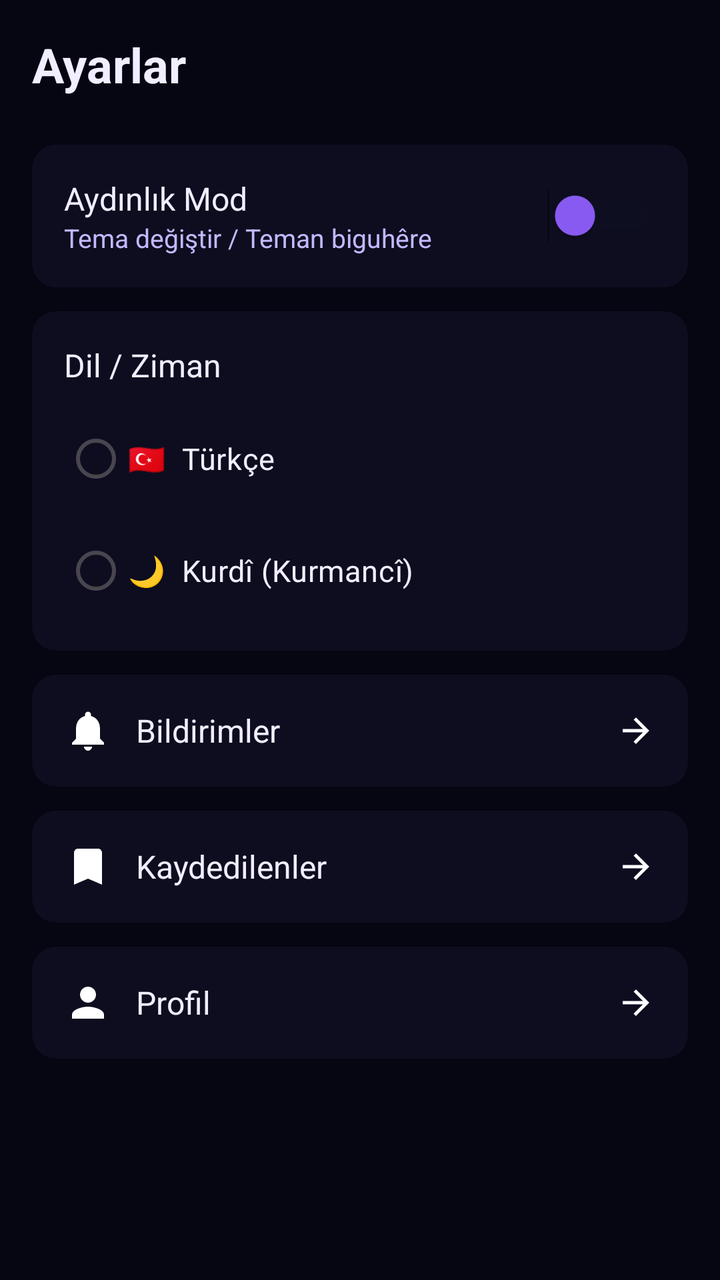
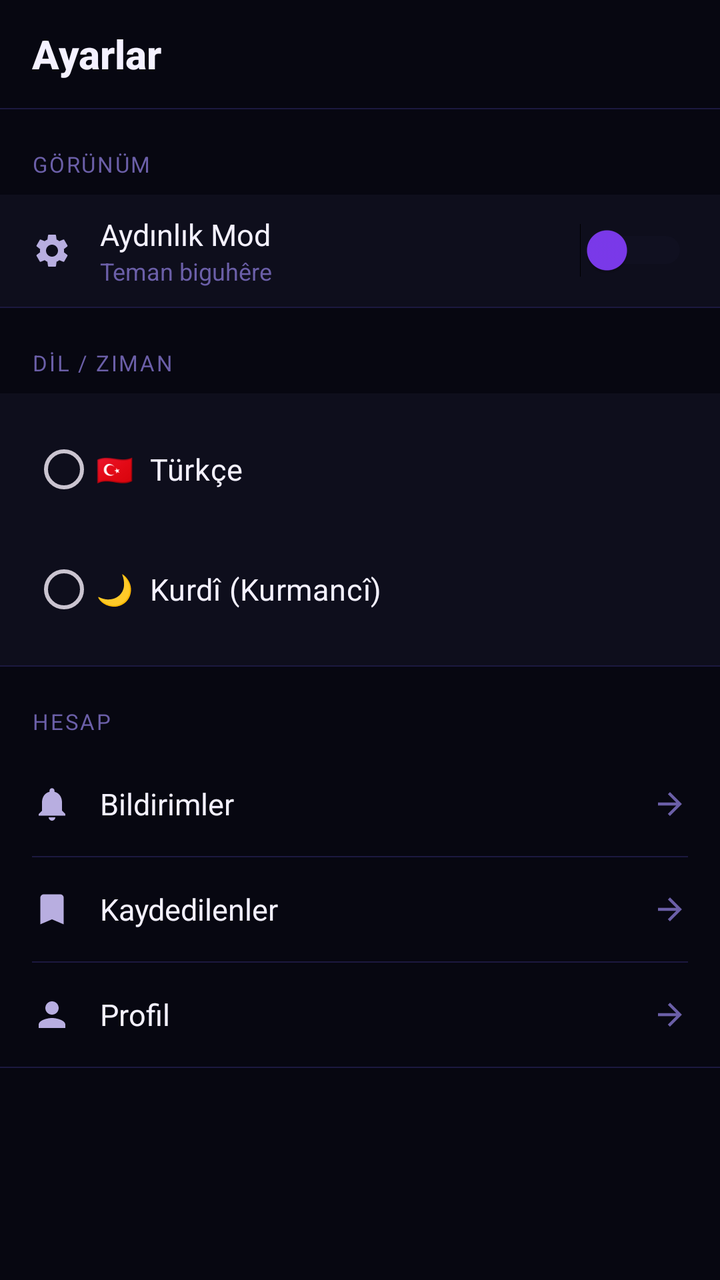

Screens rendered from an Android XML layout before and after an edit, with the pre-edit source and the edit as a unified diff.
<!-- AndroidManifest.xml: application theme Theme.Heftreng -->
<!-- res/layout/fragment_settings.xml -->
<?xml version="1.0" encoding="utf-8"?>
<ScrollView xmlns:android="http://schemas.android.com/apk/res/android"
    xmlns:app="http://schemas.android.com/apk/res-auto"
    android:layout_width="match_parent" android:layout_height="match_parent"
    android:background="@color/background">

    <LinearLayout android:layout_width="match_parent" android:layout_height="wrap_content"
        android:orientation="vertical" android:padding="16dp">

        <TextView android:layout_width="wrap_content" android:layout_height="wrap_content"
            android:text="Ayarlar" android:textColor="@color/text_primary"
            android:textSize="24sp" android:textStyle="bold" android:layout_marginBottom="24dp"/>

        
        <androidx.cardview.widget.CardView android:layout_width="match_parent"
            android:layout_height="wrap_content" android:layout_marginBottom="12dp"
            app:cardBackgroundColor="@color/surface" app:cardCornerRadius="12dp"
            app:cardElevation="0dp">
            <LinearLayout android:layout_width="match_parent" android:layout_height="wrap_content"
                android:orientation="horizontal" android:padding="16dp" android:gravity="center_vertical">
                <LinearLayout android:layout_width="0dp" android:layout_height="wrap_content"
                    android:layout_weight="1" android:orientation="vertical">
                    <TextView android:layout_width="wrap_content" android:layout_height="wrap_content"
                        android:text="Aydınlık Mod" android:textColor="@color/text_primary"
                        android:textSize="16sp"/>
                    <TextView android:layout_width="wrap_content" android:layout_height="wrap_content"
                        android:text="Tema değiştir / Teman biguhêre"
                        android:textColor="@color/text_secondary" android:textSize="13sp"/>
                </LinearLayout>
                <Switch android:id="@+id/switchTheme" android:layout_width="wrap_content"
                    android:layout_height="wrap_content"
                    android:thumbTint="@color/brand_primary" android:trackTint="@color/surface2"/>
            </LinearLayout>
        </androidx.cardview.widget.CardView>

        
        <androidx.cardview.widget.CardView android:layout_width="match_parent"
            android:layout_height="wrap_content" android:layout_marginBottom="12dp"
            app:cardBackgroundColor="@color/surface" app:cardCornerRadius="12dp"
            app:cardElevation="0dp">
            <LinearLayout android:layout_width="match_parent" android:layout_height="wrap_content"
                android:orientation="vertical" android:padding="16dp">
                <TextView android:layout_width="wrap_content" android:layout_height="wrap_content"
                    android:text="Dil / Ziman" android:textColor="@color/text_primary"
                    android:textSize="16sp" android:layout_marginBottom="12dp"/>
                <RadioGroup android:id="@+id/rgLanguage" android:layout_width="match_parent"
                    android:layout_height="wrap_content" android:orientation="vertical">
                    <RadioButton android:id="@+id/rbTurkish" android:layout_width="wrap_content"
                        android:layout_height="wrap_content" android:text="🇹🇷  Türkçe"
                        android:textColor="@color/text_primary" android:textSize="15sp"
                        android:buttonTint="@color/brand_primary" android:layout_marginBottom="8dp"/>
                    <RadioButton android:id="@+id/rbKurdish" android:layout_width="wrap_content"
                        android:layout_height="wrap_content" android:text="🌙  Kurdî (Kurmancî)"
                        android:textColor="@color/text_primary" android:textSize="15sp"
                        android:buttonTint="@color/brand_primary"/>
                </RadioGroup>
            </LinearLayout>
        </androidx.cardview.widget.CardView>

        
        <androidx.cardview.widget.CardView android:id="@+id/rowNotifications"
            android:layout_width="match_parent" android:layout_height="wrap_content"
            android:layout_marginBottom="12dp" app:cardBackgroundColor="@color/surface"
            app:cardCornerRadius="12dp" app:cardElevation="0dp">
            <LinearLayout android:layout_width="match_parent" android:layout_height="wrap_content"
                android:orientation="horizontal" android:padding="16dp" android:gravity="center_vertical">
                <ImageView android:layout_width="24dp" android:layout_height="24dp"
                    android:src="@drawable/ic_bell" android:layout_marginEnd="12dp"/>
                <TextView android:layout_width="0dp" android:layout_height="wrap_content"
                    android:layout_weight="1" android:text="Bildirimler"
                    android:textColor="@color/text_primary" android:textSize="16sp"/>
                <ImageView android:layout_width="20dp" android:layout_height="20dp"
                    android:src="@drawable/ic_arrow_back" android:rotation="180"/>
            </LinearLayout>
        </androidx.cardview.widget.CardView>

        
        <androidx.cardview.widget.CardView android:id="@+id/rowSaved"
            android:layout_width="match_parent" android:layout_height="wrap_content"
            android:layout_marginBottom="12dp" app:cardBackgroundColor="@color/surface"
            app:cardCornerRadius="12dp" app:cardElevation="0dp">
            <LinearLayout android:layout_width="match_parent" android:layout_height="wrap_content"
                android:orientation="horizontal" android:padding="16dp" android:gravity="center_vertical">
                <ImageView android:layout_width="24dp" android:layout_height="24dp"
                    android:src="@drawable/ic_bookmark" android:layout_marginEnd="12dp"/>
                <TextView android:layout_width="0dp" android:layout_height="wrap_content"
                    android:layout_weight="1" android:text="Kaydedilenler"
                    android:textColor="@color/text_primary" android:textSize="16sp"/>
                <ImageView android:layout_width="20dp" android:layout_height="20dp"
                    android:src="@drawable/ic_arrow_back" android:rotation="180"/>
            </LinearLayout>
        </androidx.cardview.widget.CardView>

        
        <androidx.cardview.widget.CardView android:id="@+id/rowProfile"
            android:layout_width="match_parent" android:layout_height="wrap_content"
            android:layout_marginBottom="12dp" app:cardBackgroundColor="@color/surface"
            app:cardCornerRadius="12dp" app:cardElevation="0dp">
            <LinearLayout android:layout_width="match_parent" android:layout_height="wrap_content"
                android:orientation="horizontal" android:padding="16dp" android:gravity="center_vertical">
                <ImageView android:layout_width="24dp" android:layout_height="24dp"
                    android:src="@drawable/ic_person" android:layout_marginEnd="12dp"/>
                <TextView android:layout_width="0dp" android:layout_height="wrap_content"
                    android:layout_weight="1" android:text="Profil"
                    android:textColor="@color/text_primary" android:textSize="16sp"/>
                <ImageView android:layout_width="20dp" android:layout_height="20dp"
                    android:src="@drawable/ic_arrow_back" android:rotation="180"/>
            </LinearLayout>
        </androidx.cardview.widget.CardView>

    </LinearLayout>
</ScrollView>
<!-- resources referenced by this layout -->
<resources>
  <color name="background">#060612</color>
  <color name="brand_primary">#8B5CF6</color>
  <color name="surface">#0D0D1F</color>
  <color name="surface2">#12122A</color>
  <color name="text_primary">#F0EEFF</color>
  <color name="text_secondary">#C4B8FF</color>
  <!-- drawable ic_arrow_back (drawable) -->
  <vector xmlns:android="http://schemas.android.com/apk/res/android" android:width="24dp" android:height="24dp" android:viewportWidth="24" android:viewportHeight="24">
  <path android:fillColor="#FFFFFF" android:pathData="M20,11H7.83l5.59,-5.59L12,4l-8,8 8,8 1.41,-1.41L7.83,13H20v-2z"/>
  </vector>
  <!-- drawable ic_bookmark (drawable) -->
  <vector xmlns:android="http://schemas.android.com/apk/res/android" android:width="24dp" android:height="24dp" android:viewportWidth="24" android:viewportHeight="24">
    <path android:fillColor="@android:color/white" android:pathData="M17,3L7,3c-1.1,0 -1.99,0.9 -1.99,2L5,21l7,-3 7,3L19,5c0,-1.1 -0.9,-2 -2,-2z"/>
  </vector>
  <style name="Theme.Heftreng" parent="Theme.Material3.DayNight.NoActionBar">
          <item name="colorPrimary">@color/brand_primary</item>
          <item name="colorPrimaryVariant">@color/brand_primary_dark</item>
          <item name="colorOnPrimary">@color/white</item>
          <item name="android:windowBackground">@color/background</item>
          <item name="android:statusBarColor">@color/background</item>
          <item name="android:navigationBarColor">@color/background</item>
      </style>
  <color name="brand_primary_dark">#6D28D9</color>
  <color name="white">#FFFFFF</color>
  <!-- unchanged entries left out for length: 2 -->
</resources>

<!-- the commit's change to res/layout/fragment_settings.xml (unified diff, before → after) -->
@@ -1,112 +1,288 @@
 <?xml version="1.0" encoding="utf-8"?>
-<ScrollView xmlns:android="http://schemas.android.com/apk/res/android"
+<ScrollView
+    xmlns:android="http://schemas.android.com/apk/res/android"
     xmlns:app="http://schemas.android.com/apk/res-auto"
-    android:layout_width="match_parent" android:layout_height="match_parent"
+    android:layout_width="match_parent"
+    android:layout_height="match_parent"
     android:background="@color/background">
 
-    <LinearLayout android:layout_width="match_parent" android:layout_height="wrap_content"
-        android:orientation="vertical" android:padding="16dp">
-
-        <TextView android:layout_width="wrap_content" android:layout_height="wrap_content"
-            android:text="Ayarlar" android:textColor="@color/text_primary"
-            android:textSize="24sp" android:textStyle="bold" android:layout_marginBottom="24dp"/>
-
-        
-        <androidx.cardview.widget.CardView android:layout_width="match_parent"
-            android:layout_height="wrap_content" android:layout_marginBottom="12dp"
-            app:cardBackgroundColor="@color/surface" app:cardCornerRadius="12dp"
-            app:cardElevation="0dp">
-            <LinearLayout android:layout_width="match_parent" android:layout_height="wrap_content"
-                android:orientation="horizontal" android:padding="16dp" android:gravity="center_vertical">
-                <LinearLayout android:layout_width="0dp" android:layout_height="wrap_content"
-                    android:layout_weight="1" android:orientation="vertical">
-                    <TextView android:layout_width="wrap_content" android:layout_height="wrap_content"
-                        android:text="Aydınlık Mod" android:textColor="@color/text_primary"
-                        android:textSize="16sp"/>
-                    <TextView android:layout_width="wrap_content" android:layout_height="wrap_content"
-                        android:text="Tema değiştir / Teman biguhêre"
-                        android:textColor="@color/text_secondary" android:textSize="13sp"/>
-                </LinearLayout>
-                <Switch android:id="@+id/switchTheme" android:layout_width="wrap_content"
-                    android:layout_height="wrap_content"
-                    android:thumbTint="@color/brand_primary" android:trackTint="@color/surface2"/>
+    <LinearLayout
+        android:layout_width="match_parent"
+        android:layout_height="wrap_content"
+        android:orientation="vertical"
+        android:paddingBottom="88dp">
+
+        
+        <LinearLayout
+            android:layout_width="match_parent"
+            android:layout_height="54dp"
+            android:orientation="horizontal"
+            android:gravity="center_vertical"
+            android:paddingHorizontal="16dp">
+
+            <TextView
+                android:layout_width="match_parent"
+                android:layout_height="wrap_content"
+                android:text="Ayarlar"
+                android:textColor="@color/text_primary"
+                android:textSize="20sp"
+                android:textStyle="bold"
+                android:fontFamily="sans-serif-medium"/>
+
+        </LinearLayout>
+
+        <View
+            android:layout_width="match_parent"
+            android:layout_height="0.5dp"
+            android:background="@color/border"/>
+
+        <TextView
+            android:layout_width="match_parent"
+            android:layout_height="wrap_content"
+            android:text="GÖRÜNÜM"
+            android:textColor="@color/text_muted"
+            android:textSize="11sp"
+            android:letterSpacing="0.08"
+            android:paddingHorizontal="16dp"
+            android:paddingTop="20dp"
+            android:paddingBottom="8dp"/>
+
+        
+        <LinearLayout
+            android:layout_width="match_parent"
+            android:layout_height="56dp"
+            android:orientation="horizontal"
+            android:gravity="center_vertical"
+            android:paddingHorizontal="16dp"
+            android:background="@color/surface">
+
+            <ImageView
+                android:layout_width="20dp"
+                android:layout_height="20dp"
+                android:src="@drawable/ic_settings"
+                android:tint="@color/text_secondary"
+                android:layout_marginEnd="14dp"/>
+
+            <LinearLayout
+                android:layout_width="0dp"
+                android:layout_height="wrap_content"
+                android:layout_weight="1"
+                android:orientation="vertical">
+
+                <TextView
+                    android:layout_width="wrap_content"
+                    android:layout_height="wrap_content"
+                    android:text="Aydınlık Mod"
+                    android:textColor="@color/text_primary"
+                    android:textSize="15sp"/>
+
+                <TextView
+                    android:layout_width="wrap_content"
+                    android:layout_height="wrap_content"
+                    android:text="Teman biguhêre"
+                    android:textColor="@color/text_muted"
+                    android:textSize="12sp"/>
+
             </LinearLayout>
-        </androidx.cardview.widget.CardView>
-
-        
-        <androidx.cardview.widget.CardView android:layout_width="match_parent"
-            android:layout_height="wrap_content" android:layout_marginBottom="12dp"
-            app:cardBackgroundColor="@color/surface" app:cardCornerRadius="12dp"
-            app:cardElevation="0dp">
-            <LinearLayout android:layout_width="match_parent" android:layout_height="wrap_content"
-                android:orientation="vertical" android:padding="16dp">
-                <TextView android:layout_width="wrap_content" android:layout_height="wrap_content"
-                    android:text="Dil / Ziman" android:textColor="@color/text_primary"
-                    android:textSize="16sp" android:layout_marginBottom="12dp"/>
-                <RadioGroup android:id="@+id/rgLanguage" android:layout_width="match_parent"
-                    android:layout_height="wrap_content" android:orientation="vertical">
-                    <RadioButton android:id="@+id/rbTurkish" android:layout_width="wrap_content"
-                        android:layout_height="wrap_content" android:text="🇹🇷  Türkçe"
-                        android:textColor="@color/text_primary" android:textSize="15sp"
-                        android:buttonTint="@color/brand_primary" android:layout_marginBottom="8dp"/>
-                    <RadioButton android:id="@+id/rbKurdish" android:layout_width="wrap_content"
-                        android:layout_height="wrap_content" android:text="🌙  Kurdî (Kurmancî)"
-                        android:textColor="@color/text_primary" android:textSize="15sp"
-                        android:buttonTint="@color/brand_primary"/>
-                </RadioGroup>
-            </LinearLayout>
-        </androidx.cardview.widget.CardView>
-
-        
-        <androidx.cardview.widget.CardView android:id="@+id/rowNotifications"
-            android:layout_width="match_parent" android:layout_height="wrap_content"
-            android:layout_marginBottom="12dp" app:cardBackgroundColor="@color/surface"
-            app:cardCornerRadius="12dp" app:cardElevation="0dp">
-            <LinearLayout android:layout_width="match_parent" android:layout_height="wrap_content"
-                android:orientation="horizontal" android:padding="16dp" android:gravity="center_vertical">
-                <ImageView android:layout_width="24dp" android:layout_height="24dp"
-                    android:src="@drawable/ic_bell" android:layout_marginEnd="12dp"/>
-                <TextView android:layout_width="0dp" android:layout_height="wrap_content"
-                    android:layout_weight="1" android:text="Bildirimler"
-                    android:textColor="@color/text_primary" android:textSize="16sp"/>
-                <ImageView android:layout_width="20dp" android:layout_height="20dp"
-                    android:src="@drawable/ic_arrow_back" android:rotation="180"/>
-            </LinearLayout>
-        </androidx.cardview.widget.CardView>
-
-        
-        <androidx.cardview.widget.CardView android:id="@+id/rowSaved"
-            android:layout_width="match_parent" android:layout_height="wrap_content"
-            android:layout_marginBottom="12dp" app:cardBackgroundColor="@color/surface"
-            app:cardCornerRadius="12dp" app:cardElevation="0dp">
-            <LinearLayout android:layout_width="match_parent" android:layout_height="wrap_content"
-                android:orientation="horizontal" android:padding="16dp" android:gravity="center_vertical">
-                <ImageView android:layout_width="24dp" android:layout_height="24dp"
-                    android:src="@drawable/ic_bookmark" android:layout_marginEnd="12dp"/>
-                <TextView android:layout_width="0dp" android:layout_height="wrap_content"
-                    android:layout_weight="1" android:text="Kaydedilenler"
-                    android:textColor="@color/text_primary" android:textSize="16sp"/>
-                <ImageView android:layout_width="20dp" android:layout_height="20dp"
-                    android:src="@drawable/ic_arrow_back" android:rotation="180"/>
-            </LinearLayout>
-        </androidx.cardview.widget.CardView>
-
-        
-        <androidx.cardview.widget.CardView android:id="@+id/rowProfile"
-            android:layout_width="match_parent" android:layout_height="wrap_content"
-            android:layout_marginBottom="12dp" app:cardBackgroundColor="@color/surface"
-            app:cardCornerRadius="12dp" app:cardElevation="0dp">
-            <LinearLayout android:layout_width="match_parent" android:layout_height="wrap_content"
-                android:orientation="horizontal" android:padding="16dp" android:gravity="center_vertical">
-                <ImageView android:layout_width="24dp" android:layout_height="24dp"
-                    android:src="@drawable/ic_person" android:layout_marginEnd="12dp"/>
-                <TextView android:layout_width="0dp" android:layout_height="wrap_content"
-                    android:layout_weight="1" android:text="Profil"
-                    android:textColor="@color/text_primary" android:textSize="16sp"/>
-                <ImageView android:layout_width="20dp" android:layout_height="20dp"
-                    android:src="@drawable/ic_arrow_back" android:rotation="180"/>
-            </LinearLayout>
-        </androidx.cardview.widget.CardView>
+
+            <Switch
+                android:id="@+id/switchTheme"
+                android:layout_width="wrap_content"
+                android:layout_height="wrap_content"
+                android:thumbTint="@color/brand_primary"
+                android:trackTint="@color/surface2"/>
+
+        </LinearLayout>
+
+        <View
+            android:layout_width="match_parent"
+            android:layout_height="0.5dp"
+            android:background="@color/border"/>
+
+        <TextView
+            android:layout_width="match_parent"
+            android:layout_height="wrap_content"
+            android:text="DİL / ZIMAN"
+            android:textColor="@color/text_muted"
+            android:textSize="11sp"
+            android:letterSpacing="0.08"
+            android:paddingHorizontal="16dp"
+            android:paddingTop="20dp"
+            android:paddingBottom="8dp"/>
+
+        
+        <LinearLayout
+            android:layout_width="match_parent"
+            android:layout_height="wrap_content"
+            android:orientation="vertical"
+            android:paddingHorizontal="16dp"
+            android:paddingVertical="14dp"
+            android:background="@color/surface">
+
+            <RadioGroup
+                android:id="@+id/rgLanguage"
+                android:layout_width="match_parent"
+                android:layout_height="wrap_content"
+                android:orientation="vertical">
+
+                <RadioButton
+                    android:id="@+id/rbTurkish"
+                    android:layout_width="wrap_content"
+                    android:layout_height="wrap_content"
+                    android:text="🇹🇷  Türkçe"
+                    android:textColor="@color/text_primary"
+                    android:textSize="15sp"
+                    android:buttonTint="@color/brand_primary"
+                    android:layout_marginBottom="12dp"/>
+
+                <RadioButton
+                    android:id="@+id/rbKurdish"
+                    android:layout_width="wrap_content"
+                    android:layout_height="wrap_content"
+                    android:text="🌙  Kurdî (Kurmancî)"
+                    android:textColor="@color/text_primary"
+                    android:textSize="15sp"
+                    android:buttonTint="@color/brand_primary"/>
+
+            </RadioGroup>
+
+        </LinearLayout>
+
+        <View
+            android:layout_width="match_parent"
+            android:layout_height="0.5dp"
+            android:background="@color/border"/>
+
+        <TextView
+            android:layout_width="match_parent"
+            android:layout_height="wrap_content"
+            android:text="HESAP"
+            android:textColor="@color/text_muted"
+            android:textSize="11sp"
+            android:letterSpacing="0.08"
+            android:paddingHorizontal="16dp"
+            android:paddingTop="20dp"
+            android:paddingBottom="8dp"/>
+
+        
+        <LinearLayout
+            android:id="@+id/rowNotifications"
+            android:layout_width="match_parent"
+            android:layout_height="52dp"
+            android:orientation="horizontal"
+            android:gravity="center_vertical"
+            android:paddingHorizontal="16dp"
+            android:background="?attr/selectableItemBackground">
+
+            <ImageView
+                android:layout_width="20dp"
+                android:layout_height="20dp"
+                android:src="@drawable/ic_bell"
+                android:tint="@color/text_secondary"
+                android:layout_marginEnd="14dp"/>
+
+            <TextView
+                android:layout_width="0dp"
+                android:layout_height="wrap_content"
+                android:layout_weight="1"
+                android:text="Bildirimler"
+                android:textColor="@color/text_primary"
+                android:textSize="15sp"/>
+
+            <ImageView
+                android:layout_width="18dp"
+                android:layout_height="18dp"
+                android:src="@drawable/ic_arrow_back"
+                android:tint="@color/text_muted"
+                android:rotation="180"/>
+
+        </LinearLayout>
+
+        <View
+            android:layout_width="match_parent"
+            android:layout_height="0.5dp"
+            android:background="@color/border"
+            android:layout_marginHorizontal="16dp"/>
+
+        
+        <LinearLayout
+            android:id="@+id/rowSaved"
+            android:layout_width="match_parent"
+            android:layout_height="52dp"
+            android:orientation="horizontal"
+            android:gravity="center_vertical"
+            android:paddingHorizontal="16dp"
+            android:background="?attr/selectableItemBackground">
+
+            <ImageView
+                android:layout_width="20dp"
+                android:layout_height="20dp"
+                android:src="@drawable/ic_bookmark"
+                android:tint="@color/text_secondary"
+                android:layout_marginEnd="14dp"/>
+
+            <TextView
+                android:layout_width="0dp"
+                android:layout_height="wrap_content"
+                android:layout_weight="1"
+                android:text="Kaydedilenler"
+                android:textColor="@color/text_primary"
+                android:textSize="15sp"/>
+
+            <ImageView
+                android:layout_width="18dp"
+                android:layout_height="18dp"
+                android:src="@drawable/ic_arrow_back"
+                android:tint="@color/text_muted"
+                android:rotation="180"/>
+
+        </LinearLayout>
+
+        <View
+            android:layout_width="match_parent"
+            android:layout_height="0.5dp"
+            android:background="@color/border"
+            android:layout_marginHorizontal="16dp"/>
+
+        
+        <LinearLayout
+            android:id="@+id/rowProfile"
+            android:layout_width="match_parent"
+            android:layout_height="52dp"
+            android:orientation="horizontal"
+            android:gravity="center_vertical"
+            android:paddingHorizontal="16dp"
+            android:background="?attr/selectableItemBackground">
+
+            <ImageView
+                android:layout_width="20dp"
+                android:layout_height="20dp"
+                android:src="@drawable/ic_person"
+                android:tint="@color/text_secondary"
+                android:layout_marginEnd="14dp"/>
+
+            <TextView
+                android:layout_width="0dp"
+                android:layout_height="wrap_content"
+                android:layout_weight="1"
+                android:text="Profil"
+                android:textColor="@color/text_primary"
+                android:textSize="15sp"/>
+
+            <ImageView
+                android:layout_width="18dp"
+                android:layout_height="18dp"
+                android:src="@drawable/ic_arrow_back"
+                android:tint="@color/text_muted"
+                android:rotation="180"/>
+
+        </LinearLayout>
+
+        <View
+            android:layout_width="match_parent"
+            android:layout_height="0.5dp"
+            android:background="@color/border"/>
 
     </LinearLayout>
+
 </ScrollView>
<!-- resource entries referenced after the edit -->
@@ -1,11 +1,13 @@
 <!-- resources referenced by this layout -->
 <resources>
-  <color name="background">#060612</color>
-  <color name="brand_primary">#8B5CF6</color>
-  <color name="surface">#0D0D1F</color>
-  <color name="surface2">#12122A</color>
-  <color name="text_primary">#F0EEFF</color>
-  <color name="text_secondary">#C4B8FF</color>
+  <color name="background">#070711</color>
+  <color name="border">#1C1940</color>
+  <color name="brand_primary">#7C3AED</color>
+  <color name="surface">#0E0E1C</color>
+  <color name="surface2">#14142A</color>
+  <color name="text_muted">#6B5FA8</color>
+  <color name="text_primary">#F4F1FF</color>
+  <color name="text_secondary">#B8AEE0</color>
   <!-- drawable ic_arrow_back (drawable) -->
   <vector xmlns:android="http://schemas.android.com/apk/res/android" android:width="24dp" android:height="24dp" android:viewportWidth="24" android:viewportHeight="24">
   <path android:fillColor="#FFFFFF" android:pathData="M20,11H7.83l5.59,-5.59L12,4l-8,8 8,8 1.41,-1.41L7.83,13H20v-2z"/>
@@ -14,16 +16,39 @@
   <vector xmlns:android="http://schemas.android.com/apk/res/android" android:width="24dp" android:height="24dp" android:viewportWidth="24" android:viewportHeight="24">
     <path android:fillColor="@android:color/white" android:pathData="M17,3L7,3c-1.1,0 -1.99,0.9 -1.99,2L5,21l7,-3 7,3L19,5c0,-1.1 -0.9,-2 -2,-2z"/>
   </vector>
-  <style name="Theme.Heftreng" parent="Theme.Material3.DayNight.NoActionBar">
+  <!-- drawable ic_settings (drawable) -->
+  <vector xmlns:android="http://schemas.android.com/apk/res/android" android:width="24dp" android:height="24dp" android:viewportWidth="24" android:viewportHeight="24">
+    <path android:fillColor="@android:color/white" android:pathData="M19.14,12.94c0.04,-0.3 0.06,-0.61 0.06,-0.94c0,-0.32 -0.02,-0.64 -0.07,-0.94l2.03,-1.58c0.18,-0.14 0.23,-0.41 0.12,-0.61l-1.92,-3.32c-0.12,-0.22 -0.37,-0.29 -0.59,-0.22l-2.39,0.96c-0.5,-0.38 -1.03,-0.7 -1.62,-0.94L14.4,2.81c-0.04,-0.24 -0.24,-0.41 -0.48,-0.41h-3.84c-0.24,0 -0.43,0.17 -0.47,0.41L9.25,5.35C8.66,5.59 8.12,5.92 7.63,6.29L5.24,5.33c-0.22,-0.08 -0.47,0 -0.59,0.22L2.74,8.87C2.62,9.08 2.66,9.34 2.86,9.48l2.03,1.58C4.84,11.36 4.8,11.69 4.8,12s0.02,0.64 0.07,0.94l-2.03,1.58c-0.18,0.14 -0.23,0.41 -0.12,0.61l1.92,3.32c0.12,0.22 0.37,0.29 0.59,0.22l2.39,-0.96c0.5,0.38 1.03,0.7 1.62,0.94l0.36,2.54c0.05,0.24 0.24,0.41 0.48,0.41h3.84c0.24,0 0.44,-0.17 0.47,-0.41l0.36,-2.54c0.59,-0.24 1.13,-0.56 1.62,-0.94l2.39,0.96c0.22,0.08 0.47,0 0.59,-0.22l1.92,-3.32c0.12,-0.22 0.07,-0.47 -0.12,-0.61L19.14,12.94zM12,15.6c-1.98,0 -3.6,-1.62 -3.6,-3.6s1.62,-3.6 3.6,-3.6s3.6,1.62 3.6,3.6S13.98,15.6 12,15.6z"/>
+  </vector>
+  <style name="Theme.Heftreng" parent="Theme.Material3.Dark">
           <item name="colorPrimary">@color/brand_primary</item>
           <item name="colorPrimaryVariant">@color/brand_primary_dark</item>
           <item name="colorOnPrimary">@color/white</item>
+          <item name="colorSecondary">@color/brand_accent</item>
+          <item name="colorOnSecondary">@color/white</item>
+          <item name="colorSurface">@color/surface</item>
+          <item name="colorOnSurface">@color/text_primary</item>
+          <item name="colorBackground">@color/background</item>
+          <item name="android:colorBackground">@color/background</item>
+          <item name="colorOnBackground">@color/text_primary</item>
+          <item name="colorError">@color/error</item>
           <item name="android:windowBackground">@color/background</item>
           <item name="android:statusBarColor">@color/background</item>
-          <item name="android:navigationBarColor">@color/background</item>
+          <item name="android:navigationBarColor">@color/surface</item>
+          <item name="android:windowLightStatusBar">false</item>
+          <item name="android:windowLightNavigationBar">false</item>
+          <item name="bottomNavigationStyle">@style/HeftBottomNav</item>
       </style>
-  <color name="brand_primary_dark">#6D28D9</color>
+  <color name="brand_primary_dark">#5B21B6</color>
   <color name="white">#FFFFFF</color>
+  <color name="brand_accent">#EC4899</color>
+  <color name="error">#F43F5E</color>
+  <style name="HeftBottomNav" parent="Widget.Material3.BottomNavigationView">
+          <item name="android:background">@color/surface</item>
+          <item name="itemIconTint">@color/bottom_nav_color</item>
+          <item name="itemTextColor">@color/bottom_nav_color</item>
+          <item name="elevation">0dp</item>
+      </style>
   <!-- unchanged entries left out for length: 2 -->
 </resources>
 
